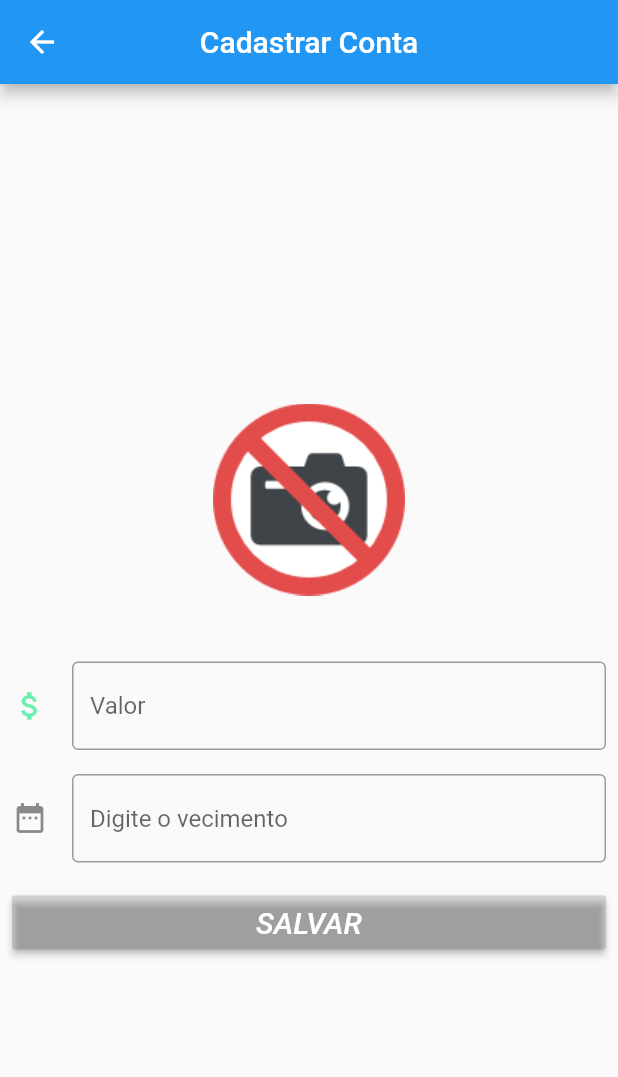
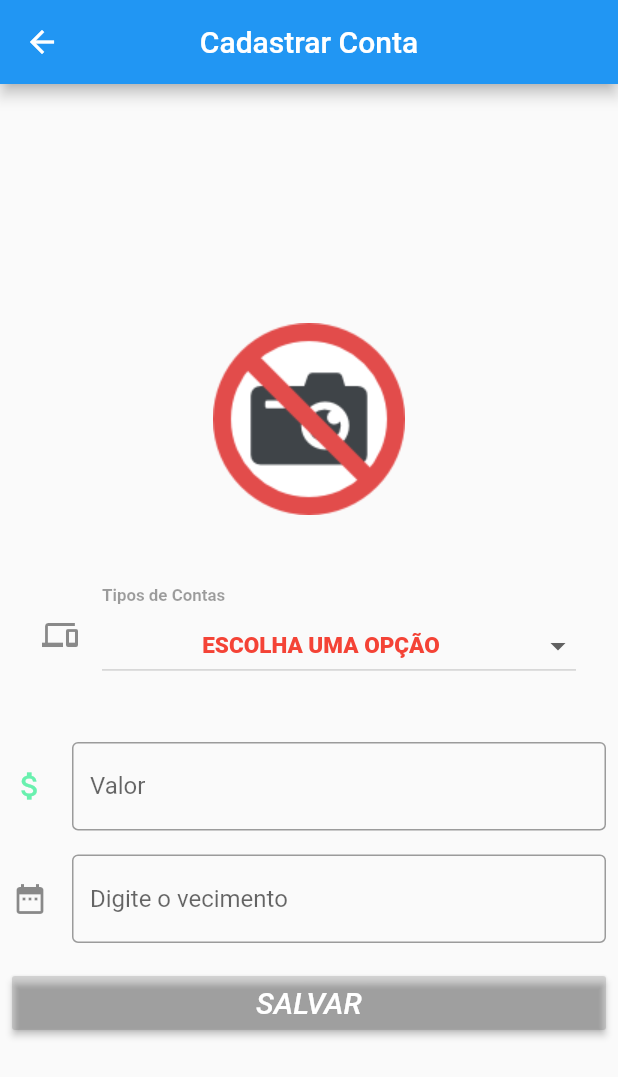
Before and after one commit to MatheusHard/ContasPagas, a Flutter app: the Cadastrar_Conta screen opened directly, on a phone screen of 412 x 824 dp. Shown: the top 1077 px of the screen. Run offline on Flutter 3.47's test engine with Material 2 defaults, Android fonts, the phone set to English and light mode, and no system bars; our stand-ins replace image_picker, shared_preferences, sqflite; missing offline and left inert: card_settings; accounts and stored records are empty.

Commit message:
Iniciando Drop TIpo DB

```diff
--- a/contas_pagas_2021/lib/iu/cadastrar_conta.dart
+++ b/contas_pagas_2021/lib/iu/cadastrar_conta.dart
@@ -6,6 +6,7 @@ import 'package:flutter/material.dart';
 import 'package:image_picker/image_picker.dart';
 import 'package:pagamento_de_contas/helper/db_helper.dart';
 import 'package:pagamento_de_contas/models/conta.dart';
+import 'package:pagamento_de_contas/models/tipo.dart';
 import 'package:pagamento_de_contas/utils/utils.dart';
 
 class Cadastrar_Conta extends StatefulWidget {
@@ -17,6 +18,7 @@ class _Cadastrar_ContaState extends State<Cadastrar_Conta> {
 
   DBHelper _db = new DBHelper();
   var _scaffoldKey = new GlobalKey<ScaffoldState>();
+  List<Tipo> _listaTipos = List<Tipo>();
 
   File _imageFile;
   DateTime _dateTime;
@@ -51,9 +53,42 @@ class _Cadastrar_ContaState extends State<Cadastrar_Conta> {
 
   @override
   void initState() {
+    getTiposContas();
     super.initState();
 
   }
+
+  /************DropDown Tipo de Conta************/
+
+  List<DropdownMenuItem<Tipo>> _dropdownMenuItemsTipos;
+  Tipo _selectedTipo = null;
+
+  List<DropdownMenuItem<Tipo>> buildDropdownMenuItemsTipos (List tipos){
+    List<DropdownMenuItem<Tipo>> items = List();
+    for(Tipo tipo in tipos){
+      items.add(
+          DropdownMenuItem(
+
+            value: tipo,
+            child: Center(
+              child: _validarTextoDropdownTipo(tipo.id, tipo.descricao_tipo),
+                //        child: _validarTextoDropdownCidade(cidade.id, cidade.descricao_cidade.toUpperCase() +"/"+ cidade.uf.descricao_uf.toUpperCase()),
+               ),
+            ),
+
+      );
+
+    }
+    return items;
+  }
+
+  onChangedDropdownItemTipo(Tipo selectedTipo){
+    setState(() {
+      _selectedTipo = selectedTipo;
+    });
+  }
+
+
   @override
   Widget build(BuildContext context) {
     return Scaffold(
@@ -82,6 +117,40 @@ class _Cadastrar_ContaState extends State<Cadastrar_Conta> {
 
                  )
                ),
+
+               /********DROP TIPOS*********/
+               Padding(
+                   padding: const EdgeInsets.fromLTRB(28, 0, 28, 0),
+                   child:
+
+                   InputDecorator(
+
+                     decoration: InputDecoration(
+
+                         border: InputBorder.none,
+                         icon: Icon(Icons.phonelink),
+                         labelText: "Tipos de Contas",
+                         labelStyle: TextStyle(
+                             color: Colors.black38,
+                             fontSize: 15.0,
+                             fontWeight: FontWeight.bold
+                         )
+                     ),
+                     child:
+                     DropdownButton(
+
+                         style: TextStyle(inherit: false, color: Colors.white, decorationColor: Colors.white),
+
+                         hint: Text("Selecione o Tipo de Conta"),
+                         isExpanded: true,
+                         value: _selectedTipo,
+                         items: _dropdownMenuItemsTipos,
+                         onChanged: onChangedDropdownItemTipo),
+                   )),
+
+               /*********FIM DROP**********/
+
+               SizedBox(height: 20.0,),
 
                Padding(
                  padding: const EdgeInsets.all(8.0),
@@ -118,6 +187,15 @@ class _Cadastrar_ContaState extends State<Cadastrar_Conta> {
                        });
                      });
                    },
+                   /*   if (picked != null && picked != selectedDate)
+      setState(() {
+        selectedDate = picked;
+        _date.value = TextEditingValue(
+            text: formatter.format(
+                picked));//Use formatter to format selected date and assign to text field
+      });
+    return _date;
+  }      */
 
                    keyboardType: TextInputType.datetime,
                    controller: _dataController,
@@ -178,22 +256,35 @@ class _Cadastrar_ContaState extends State<Cadastrar_Conta> {
 
     String file;
     setState(() {
-      _valorConta = double.parse(_valorController.text);
-//      _dataConta = Utils.getDataHora().toString();
-      file = Utils.base64String(_imageFile.readAsBytesSync()) ;
+      if (_imageFile != null){
+         /* && _dataController.value.toString() != ""
+          && _dataController.value.toString() != ""
+            */
+if(_valorController.value.text.toString() != "" && _valorController.value.text.toString() != null) {
+  _valorConta = double.parse(_valorController.text);
+  file = Utils.base64String(_imageFile.readAsBytesSync());
+  _db.insertConta(new Conta(_valorConta, _dateTime.toString(), file));
 
-     clearControllers();
+  clearControllers();
+  Utils.showDefaultSnackbar(_scaffoldKey, "Cadastro realizado com sucesso!!!");
+}else{
+  Utils.showDefaultSnackbar(_scaffoldKey, "Digite o valor!!! ");
 
+}
+    }else{
+    Utils.showDefaultSnackbar(_scaffoldKey, "Foto obrigatória!!! ");
+
+    }
     });
-    int res = await _db.insertConta(new Conta(_valorConta, _dateTime.toString(), file));
+    //int res = await _db.insertConta(new Conta(_valorConta, _dateTime.toString(), file));
 
 
 
-    if(res > 0){
+    /*if(res > 0){
     Utils.showDefaultSnackbar(_scaffoldKey, "Cadastro realizado com sucesso!!!");
     }else{
       Utils.showDefaultSnackbar(_scaffoldKey, "Não foi possível realizar o cadastro");
-    }
+    }*/
 
   }
 
@@ -202,4 +293,48 @@ class _Cadastrar_ContaState extends State<Cadastrar_Conta> {
     _dataController.clear();
   }
 
+  getTiposContas(){
+
+    List<Tipo> listaTemporaria = [
+      Tipo(1, "ESCOLHA UMA OPÇÃO"),
+      Tipo(2, "Luz"),
+      Tipo(3, "Agua"),
+      Tipo(4, "Telefone"),
+      Tipo(5, "Internet")
+    ];
+
+    setState(() {
+      _listaTipos = listaTemporaria;
+      _dropdownMenuItemsTipos = buildDropdownMenuItemsTipos(_listaTipos);
+      _selectedTipo = _dropdownMenuItemsTipos[0].value;
+    });
+    listaTemporaria = null;
+
+  }
+
+
+  Text _validarTextoDropdownTipo(int id, String texto){
+
+    if(id == 1) {
+      texto = "ESCOLHA UMA OPÇÃO".toUpperCase();
+      return Text(
+        texto.toUpperCase(),
+        style: TextStyle(
+            fontWeight: FontWeight.w800,
+            color: Colors.red,
+            fontSize: 15.0
+        ),);
+
+    }else{
+      return Text(
+        texto.toUpperCase(),
+        style: TextStyle(
+            fontWeight: FontWeight.w800,
+            color: Colors.red,
+            fontSize: 15.0
+        ),);
+    }
+  }
+
+
 }
--- a/contas_pagas_2021/lib/models/conta.dart
+++ b/contas_pagas_2021/lib/models/conta.dart
@@ -11,7 +11,6 @@ class Conta{
 
 
   Conta(this._valor, this._dataHora, this._imageFile);
-  //Conta(this._valor, this._dataHora);
 
   Conta.fromJson(Map<String, dynamic> json):
         this._id = int.tryParse(json['id']) ?? 0,
--- /dev/null
+++ b/contas_pagas_2021/lib/models/tipo.dart
@@ -0,0 +1,50 @@
+
+class Tipo {
+
+  String _descricao_tipo;
+  int _id;
+
+
+
+  Tipo(this._id, this._descricao_tipo);
+
+  Tipo.fromJson(Map<String, dynamic> json):
+        this._id = int.tryParse(json['id']) ?? 0,
+        this._descricao_tipo = json['descricao_tipo'];
+
+  Map<String, dynamic> toJson() =>
+      {
+        '_descricao_tipo': this._descricao_tipo,
+        };
+
+  Tipo.map(dynamic obj){
+
+    this._descricao_tipo = obj['descricao_tipo'];
+    this._id = obj['id'];
+  }
+
+  String get descricao_tipo => _descricao_tipo;
+  int get id => _id;
+
+
+
+  Map toMap() {
+    Map<String, dynamic> map = {
+      "descricao_tipo" : this._descricao_tipo,
+      };
+
+    if (id != null) {
+      map["id"] = _id;
+    }
+    return map;
+  }
+
+
+  Tipo.fromMap(Map mapa){
+
+    this._descricao_tipo = mapa['descricao_tipo'];
+    this._id = mapa['id'];
+  }
+
+
+  }
--- a/contas_pagas_2021/pubspec.yaml
+++ b/contas_pagas_2021/pubspec.yaml
@@ -57,6 +57,8 @@ flutter:
   - assets/camera_icon.png
   - assets/no_camera_icon.png
   - assets/historico.png
+  - assets/edit.png
+  - assets/del.png
 
 
   #  - images/a_dot_ham.jpeg
```
Also changed, not shown: contas_pagas_2021/lib/iu/listar_contas.dart (+37 -13 lines), contas_pagas_2021/assets/del.png (added), contas_pagas_2021/assets/edit.png (added).
